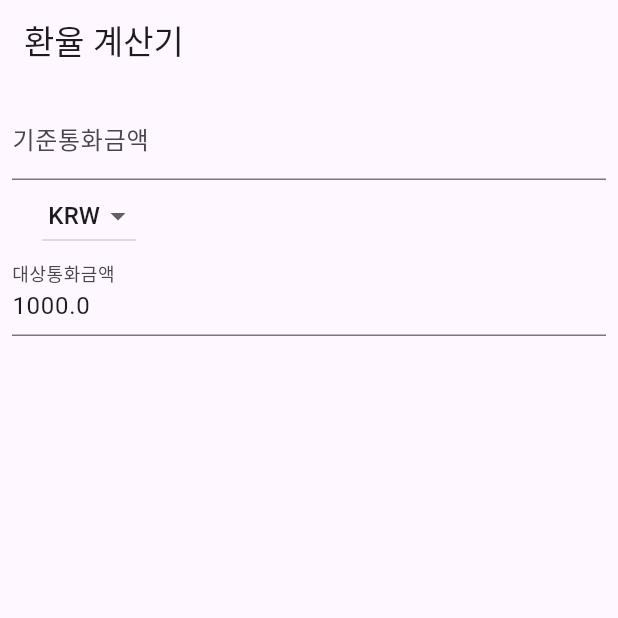
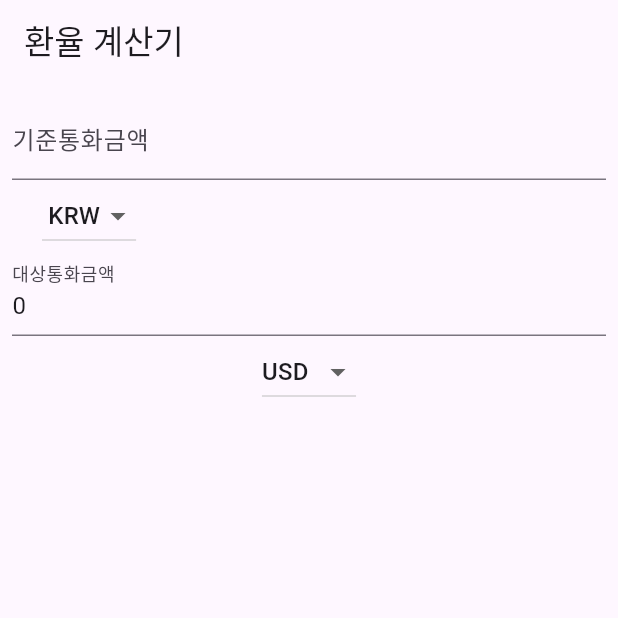
Before and after one commit to chepchep2/exchange_currency, a Flutter app: the screen it shows after launch, on a phone screen of 412 x 824 dp, the top half of it. Run offline on Flutter 3.47's test engine with Material 3 defaults, Android fonts, the phone set to English and light mode, and no system bars.

Commit message:
feat: krw => usd, usd => krw 변경됨

```diff
--- a/lib/ui/main/main_screen.dart
+++ b/lib/ui/main/main_screen.dart
@@ -13,10 +13,14 @@ class _ExchangeCurrencyMainScreenState
     extends State<ExchangeCurrencyMainScreen> {
   final textController = TextEditingController();
 
-  num selectAmount = 1000.0;
-  num targetAmount = 1000.0;
+  num selectAmount = 1;
+  num targetAmount = 0;
   String selectCurrency = 'KRW';
+
+  // 기준이 되는 통화
   String targetCurrency = 'USD';
+
+  // 환율이 적용되는 통화
   final repository = RateRepositoryImpl();
 
   @override
@@ -55,6 +59,7 @@ class _ExchangeCurrencyMainScreenState
               ),
               onChanged: (source) {
                 selectAmount = double.parse(source);
+                // 1000원
                 updateTargetAmount();
               },
             ),
@@ -82,10 +87,22 @@ class _ExchangeCurrencyMainScreenState
               keyboardType: TextInputType.number,
               decoration: const InputDecoration(labelText: '대상통화금액'),
               readOnly: true,
-              controller: TextEditingController(text: targetAmount.toString()),
-              // onChanged: (source) {
-              //   targetAmount = double.parse(source);
-              // },
+              controller: TextEditingController(
+                text: targetAmount.toString(),
+              ),
+            ),
+            DropdownButton(
+              value: targetCurrency,
+              items: const [
+                DropdownMenuItem(value: 'KRW', child: Text(' KRW')),
+                DropdownMenuItem(value: 'USD', child: Text('USD')),
+              ],
+              onChanged: (value) {
+                setState(() {
+                  targetCurrency = value!;
+                });
+                updateTargetAmount();
+              },
             ),
           ],
         ),
```
